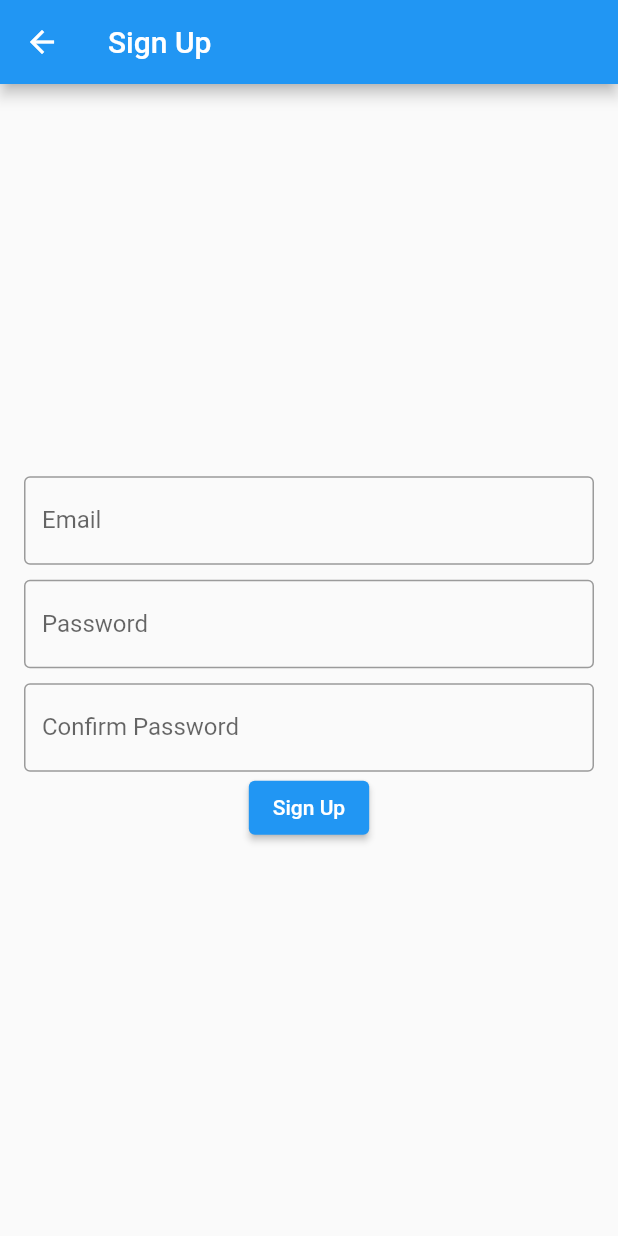
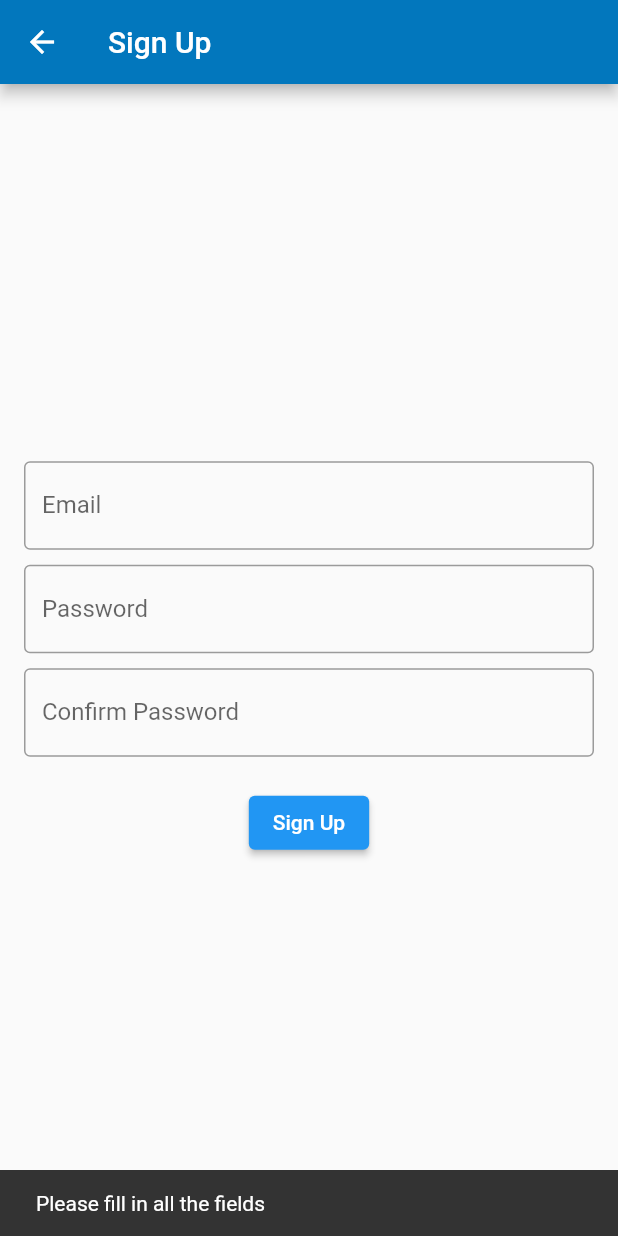
Before and after one commit to rushabh101/shopping-devsoc, a Flutter app: the SignUp screen opened by its route, after a tap on "Sign Up", on a phone screen of 412 x 824 dp. Run offline on Flutter 3.47's test engine with Material 2 defaults, Android fonts, the phone set to English and light mode, and no system bars; our stand-ins replace bloc, cloud_firestore, firebase_auth, firebase_core, flutter_bloc, flutter_cache_manager and 1 more; accounts and stored records are empty; network calls fail.

Commit message:
qol changes

```diff
--- a/lib/pages/item_page.dart
+++ b/lib/pages/item_page.dart
@@ -55,7 +55,7 @@ class ItemPage extends StatelessWidget {
               '${data['description']}',
               style: TextStyle(
                 color: Colors.grey,
-                letterSpacing: 2.0,
+                letterSpacing: 0.5,
               ),
             ),
             StreamBuilder(
--- a/lib/pages/signup.dart
+++ b/lib/pages/signup.dart
@@ -89,13 +89,25 @@ class SignUp extends StatelessWidget {
                   labelText: 'Confirm Password',
                 ),
               ),
+              SizedBox(
+                height: 20.0,
+              ),
               ElevatedButton(
                 onPressed: () async {
-                  if(passwordConfirm.text == password.text) {
-                    createAccount(username.text, password.text);
+                  if(username.text == "" || password.text == "" || passwordConfirm.text == "") {
+                    ScaffoldMessenger.of(context).showSnackBar(SnackBar(
+                      content: Text("Please fill in all the fields"),
+                    ));
                   }
                   else {
-                    print("passwords do not match");
+                    if(passwordConfirm.text == password.text) {
+                      createAccount(username.text, password.text);
+                    }
+                    else {
+                      ScaffoldMessenger.of(context).showSnackBar(SnackBar(
+                        content: Text("Passwords do not match"),
+                      ));
+                    }
                   }
                 },
                 child: Text("Sign Up"),
```
Also changed, not shown: lib/main.dart (+7 -0 lines), lib/pages/signin.dart (+34 -8 lines), lib/widgets/drawer.dart (+23 -5 lines).
